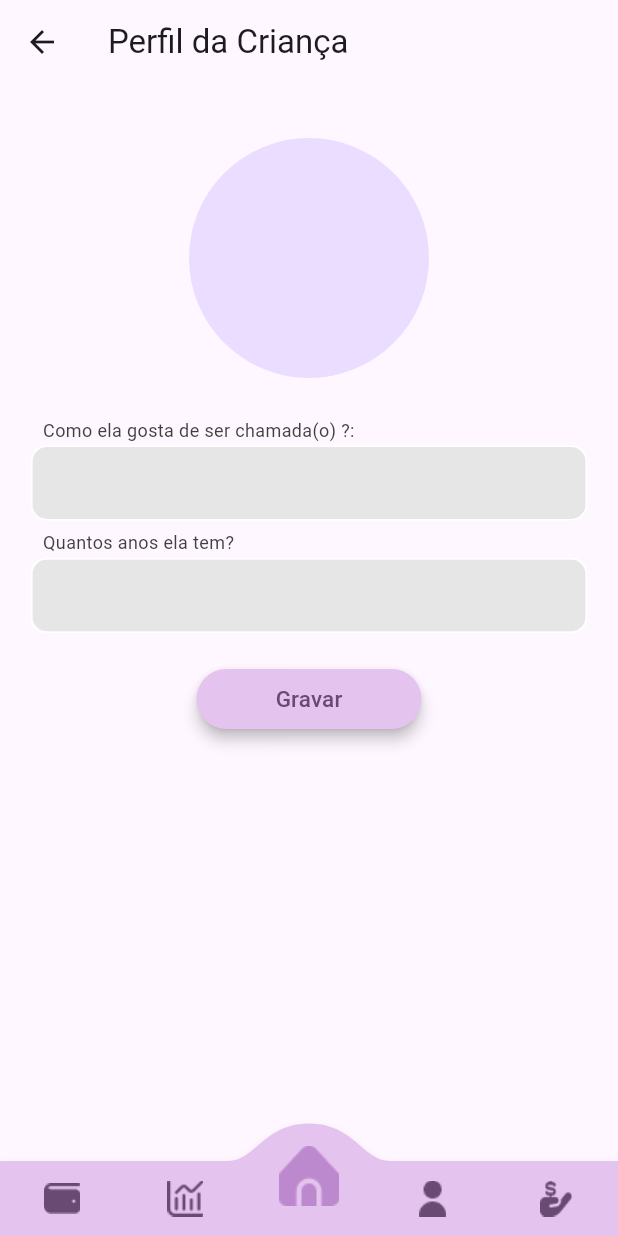
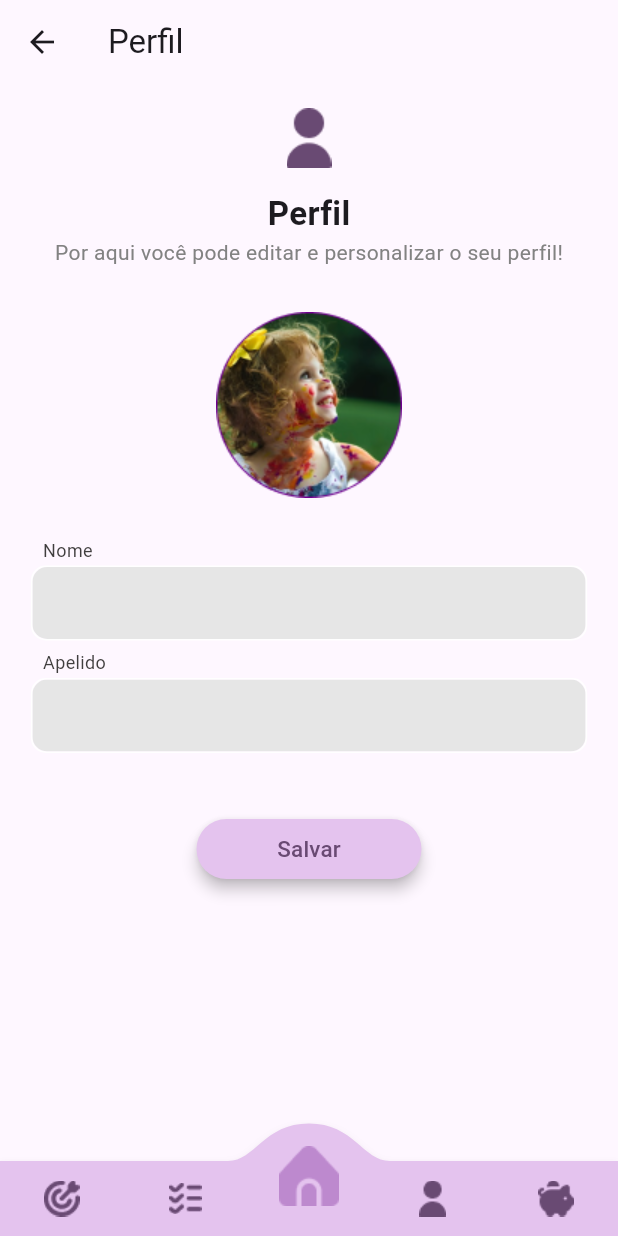
Before and after one commit to vielmateus/codebusters-flutter, a Flutter app: the ProfileChildPage screen opened by its route, on a phone screen of 412 x 824 dp. Run offline on Flutter 3.47's test engine with Material 2 defaults, Android fonts, the phone set to English and light mode, and no system bars; drawn by our look-alikes of convex_bottom_bar; our stand-ins replace animated_splash_screen, calendar_date_picker2, dio, flutter_dotenv, percent_indicator, shared_preferences; missing offline and left inert: validatorless; accounts and stored records are empty; network calls fail.

Commit message:
ajuste de telas

```diff
--- a/lib/app/core/ui/screens/adult/login/login_adult_page.dart
+++ b/lib/app/core/ui/screens/adult/login/login_adult_page.dart
@@ -77,7 +77,9 @@ class LoginAdultPage extends StatelessWidget {
                       children: [
                         ButtonColorDark(
                           label: 'Entrar',
-                          onPressed: () {},
+                          onPressed: () {
+                            Navigator.pushNamed(context, '/homePage');
+                          },
                         ),
                       ],
                     ),
--- a/lib/app/core/ui/screens/child/home/home_page_child.dart
+++ b/lib/app/core/ui/screens/child/home/home_page_child.dart
@@ -50,14 +50,16 @@ class HomePageChild extends StatelessWidget {
               CardIcon(
                   label: 'Atividades',
                   dirImage: 'assets/icons/icon_list.png',
-                  onPressed: () {}),
+                  onPressed: () {
+                    Navigator.pushNamed(context, '/activitiesChild');
+                  }),
               const SizedBox(
                 height: 10,
               ),
               CardIcon(label: 'Cofrinho',
                   dirImage: 'assets/icons/icon_pig.png',
                   onPressed: () {
-                    Navigator.pushNamed(context, '/piggyBankPage');
+                    Navigator.pushNamed(context, '/safePage');
                   } ),
 
               const SizedBox(
--- a/lib/app/core/ui/screens/child/login/profile_child_page.dart
+++ b/lib/app/core/ui/screens/child/login/profile_child_page.dart
@@ -1,7 +1,10 @@
 import 'package:flutter/material.dart';
-import 'package:flutter_hackaton/app/core/ui/widgets/botton_navigation_bar_icon.dart';
+import 'package:flutter_hackaton/app/core/ui/widgets/botton_navigation_bar_child_icon.dart';
 import 'package:flutter_hackaton/app/core/ui/widgets/button_color_bright.dart';
 import 'package:flutter_hackaton/app/core/ui/widgets/text_field_outline.dart';
+import 'package:flutter_hackaton/app/core/ui/screens/child/home/home_page_child.dart';
+
+import '../../../ui_config.dart';
 
 class ProfileChildPage extends StatelessWidget {
   const ProfileChildPage({super.key});
@@ -9,29 +12,43 @@ class ProfileChildPage extends StatelessWidget {
   @override
   Widget build(BuildContext context) {
     return Scaffold(
-      appBar: AppBar(title: const Text('Perfil da Criança')),
-      bottomNavigationBar: const BottonNavigationBarIcon(),
+      appBar: AppBar(title: const Text('Perfil')),
+      bottomNavigationBar: const BottonNavigationBarChildIcon(),
       body: SingleChildScrollView(
         child: Padding(
           padding: const EdgeInsets.all(16.0),
           child: Column(
             mainAxisAlignment: MainAxisAlignment.center,
             children: [
+              Image.asset('assets/images/person_30_40.png'),
+              const SizedBox(
+                height: 15,
+              ),
+              const Text('Perfil',
+                  style: TextStyle(fontSize: 22, fontWeight: FontWeight.bold)
+              ),
+              Text('Por aqui você pode editar e personalizar o seu perfil!',
+                  style: TextStyle(
+                    fontSize: 14,
+                    fontWeight: FontWeight.normal,
+                    color: UiConfig.colorScheme.onTertiary,
+                )
+              ),
+              const SizedBox(
+                height: 30,
+              ),
+              Image.asset('assets/images/child_example.png'),
               const SizedBox(
                 height: 20,
               ),
-              const CircleAvatar(
-                radius: 80,
+              TextFieldOutline(label: 'Nome'),
+              TextFieldOutline(label: 'Apelido'),
+              const SizedBox(
+                height: 40,
               ),
-              const SizedBox(
-                height: 20,
-              ),
-              TextFieldOutline(label: 'Como ela gosta de ser chamada(o) ?:'),
-              TextFieldOutline(label: 'Quantos anos ela tem?'),
-              const SizedBox(
-                height: 20,
-              ),
-              ButtonColorBright(label: 'Gravar', onPressed: () {}),
+              ButtonColorBright(label: 'Salvar', onPressed: () {
+                Navigator.pushNamed(context, '/homePageChild');
+              }),
             ],
           ),
         ),
--- a/lib/main.dart
+++ b/lib/main.dart
@@ -22,6 +22,8 @@ import 'package:flutter_hackaton/app/core/ui/screens/child/money/piggy_bank_page
 import 'package:flutter_hackaton/app/core/ui/screens/child/objectives/goals_child_page.dart';
 import 'package:flutter_hackaton/app/core/ui/screens/home_page.dart';
 import 'package:flutter_hackaton/app/core/ui/ui_config.dart';
+import 'package:flutter_hackaton/app/core/ui/screens/child/Safe/safe_page.dart';
+import 'package:flutter_hackaton/app/core/ui/screens/child/objectives/activities_child_page.dart';
 
 void main() {
   runApp(const MyApp());
@@ -56,7 +58,9 @@ class MyApp extends StatelessWidget {
         '/payRewardPage': (context) => const PayRewardPage(),
         '/extractValueChildPage': (context) => const ExtractValueChildPage(),
         '/goalsChildPage': (context) => const GoalsChildPage(),
+        '/safePage': (context) => const SafePage(),
         '/piggyBankPage': (context) => const PiggyBankPage(),
+        '/activitiesChild': (context) => const ActivitiesChildPage(),
       },
       debugShowCheckedModeBanner: false,
       home: AnimatedSplashScreen.withScreenFunction(
```
Also changed, not shown: lib/app/core/ui/screens/adult/login/profile_adult_page.dart (+22 -3 lines), lib/app/core/ui/screens/child/Safe/safe_page.dart (added, +82 -0 lines), assets/icons/image_icon_pig.png (added), assets/images/adult_exemple.png (added), assets/images/banner_safe.png (added), pubspec.lock.
